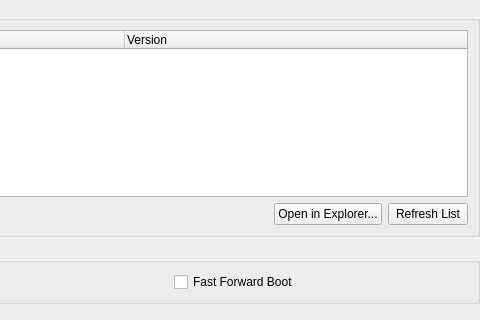
Old version of the form pcsx2-qt/Settings/BIOSSettingsWidget.ui in the repository PCSX2/pcsx2; both pictures show x 138 to 618 and y 88 to 408 of the 618 by 408 pixel window.
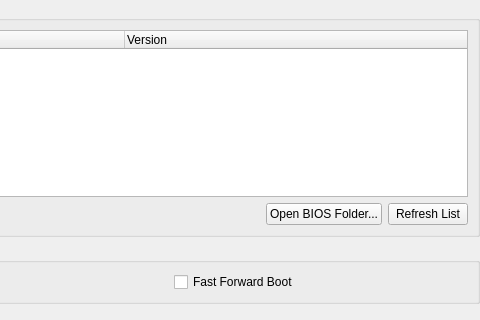
New version of the form.

Commit message: UI: Rename the "Open in Explorer" button to "Open BIOS Folder"

```diff
--- a/pcsx2-qt/Settings/BIOSSettingsWidget.ui
+++ b/pcsx2-qt/Settings/BIOSSettingsWidget.ui
@@ -87,7 +87,7 @@
         <item>
          <widget class="QPushButton" name="openSearchDirectory">
           <property name="text">
-           <string>Open in Explorer...</string>
+           <string>Open BIOS Folder...</string>
           </property>
          </widget>
         </item>
```
The commit also changes 1 other file.
